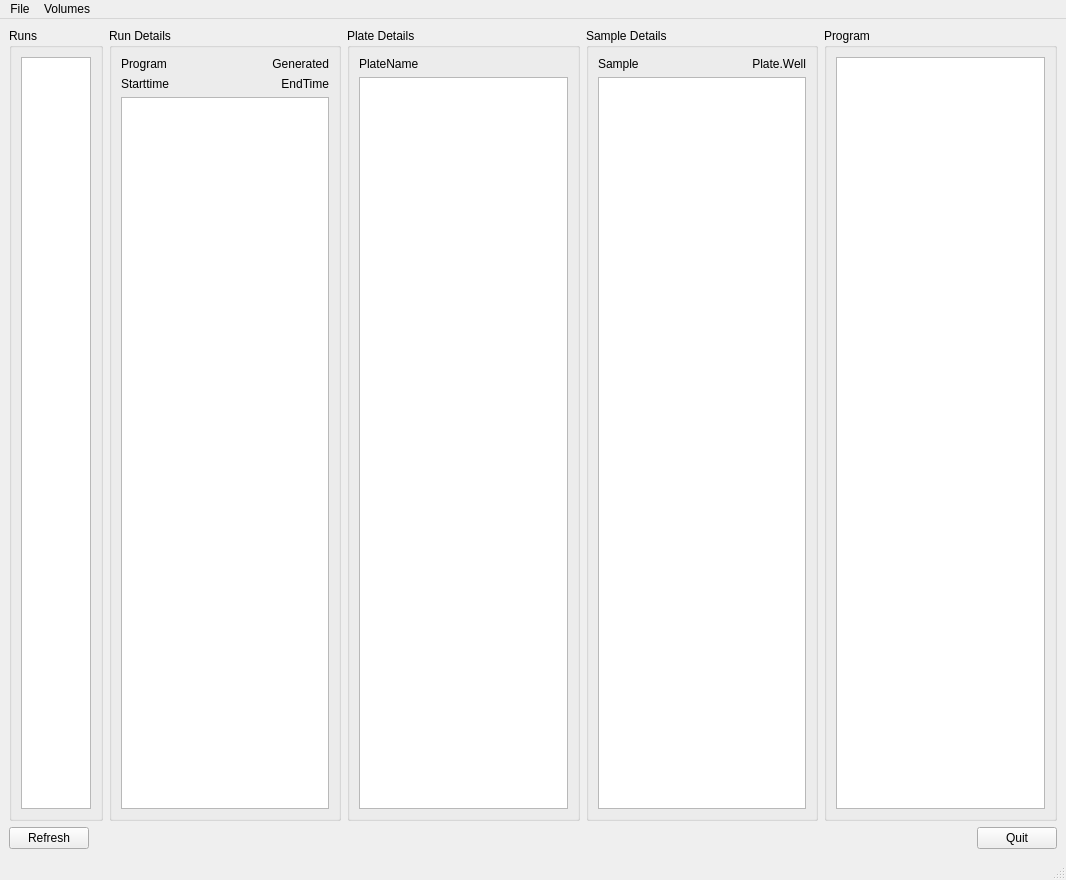
This is DB/qtgui/gui_auto.ui in btownshend/pyTecan as Qt 5 draws it before an edit. The edited form follows.
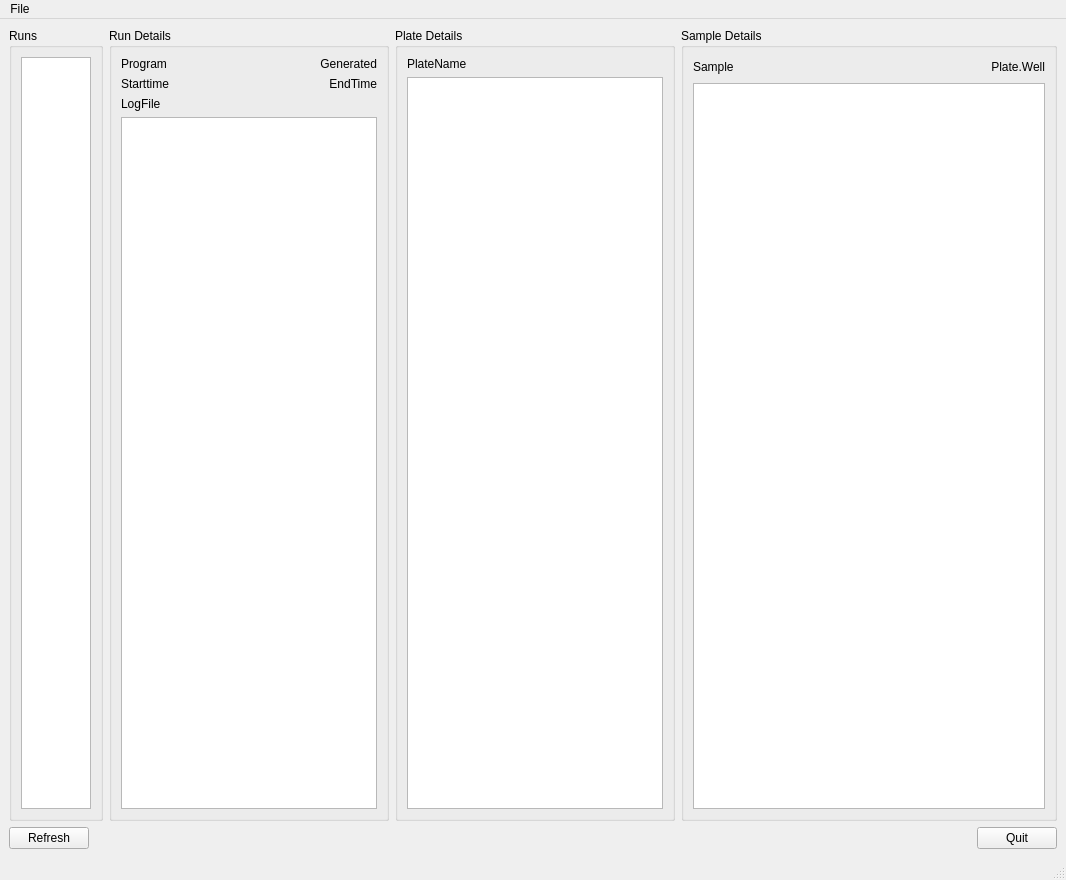
This is the edited form.

The edit to the form file:
```diff
--- a/DB/qtgui/gui_auto.ui
+++ b/DB/qtgui/gui_auto.ui
@@ -16,7 +16,7 @@
   <widget class="QWidget" name="centralwidget">
    <layout class="QVBoxLayout" name="verticalLayout">
     <item>
-     <layout class="QHBoxLayout" name="horizontalLayout">
+     <layout class="QHBoxLayout" name="horizontalLayout" stretch="0,0,0,1">
       <item>
        <widget class="QGroupBox" name="groupBox_4">
         <property name="title">
@@ -58,9 +58,6 @@
            </property>
           </widget>
          </item>
-         <item row="2" column="0" colspan="2">
-          <widget class="QTableView" name="plateTable"/>
-         </item>
          <item row="0" column="0">
           <widget class="QLabel" name="programName">
            <property name="text">
@@ -85,11 +82,27 @@
            </property>
           </widget>
          </item>
+         <item row="3" column="0" colspan="2">
+          <widget class="QTableView" name="plateTable"/>
+         </item>
+         <item row="2" column="0">
+          <widget class="QLabel" name="logFile">
+           <property name="text">
+            <string>LogFile</string>
+           </property>
+          </widget>
+         </item>
         </layout>
        </widget>
       </item>
       <item>
        <widget class="QGroupBox" name="plateGroup">
+        <property name="sizePolicy">
+         <sizepolicy hsizetype="Preferred" vsizetype="Preferred">
+          <horstretch>0</horstretch>
+          <verstretch>0</verstretch>
+         </sizepolicy>
+        </property>
         <property name="title">
          <string>Plate Details</string>
         </property>
@@ -113,7 +126,7 @@
          <string>Sample Details</string>
         </property>
         <layout class="QGridLayout" name="gridLayout">
-         <item row="0" column="1">
+         <item row="0" column="2">
           <widget class="QLabel" name="wellName">
            <property name="text">
             <string>Plate.Well</string>
@@ -130,20 +143,28 @@
            </property>
           </widget>
          </item>
-         <item row="2" column="0" colspan="2">
-          <widget class="QTableView" name="volsTable"/>
+         <item row="2" column="0" colspan="3">
+          <widget class="QTableView" name="volsTable">
+           <property name="sizePolicy">
+            <sizepolicy hsizetype="Preferred" vsizetype="Expanding">
+             <horstretch>0</horstretch>
+             <verstretch>0</verstretch>
+            </sizepolicy>
+           </property>
+          </widget>
          </item>
-        </layout>
-       </widget>
-      </item>
-      <item>
-       <widget class="QGroupBox" name="pgmGroup">
-        <property name="title">
-         <string>Program</string>
-        </property>
-        <layout class="QVBoxLayout" name="verticalLayout_2">
-         <item>
-          <widget class="QTableView" name="pgmvolsTable"/>
+         <item row="0" column="1">
+          <spacer name="horizontalSpacer_2">
+           <property name="orientation">
+            <enum>Qt::Horizontal</enum>
+           </property>
+           <property name="sizeHint" stdset="0">
+            <size>
+             <width>40</width>
+             <height>20</height>
+            </size>
+           </property>
+          </spacer>
          </item>
         </layout>
        </widget>
@@ -200,14 +221,7 @@
     <addaction name="actionRuns"/>
     <addaction name="actionQuit"/>
    </widget>
-   <widget class="QMenu" name="menuVolumes">
-    <property name="title">
-     <string>Volumes</string>
-    </property>
-    <addaction name="actionList"/>
-   </widget>
    <addaction name="menuFile"/>
-   <addaction name="menuVolumes"/>
   </widget>
   <widget class="QStatusBar" name="statusbar"/>
   <action name="actionRuns">
```
Left out of the diff: 22 changed lines with no effect on the pictures.
